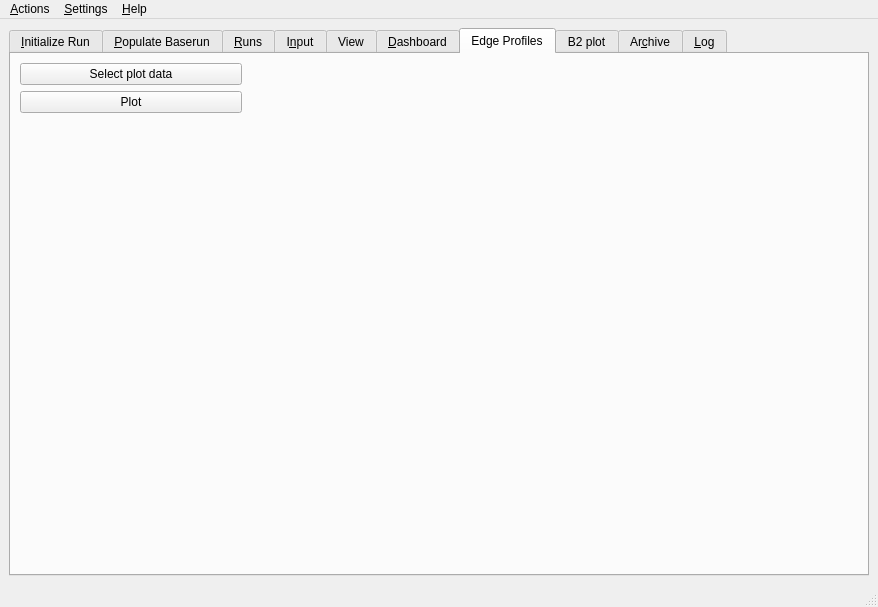
This is src/gui/solps.ui in LeCAD-PEG/SOLPS-GUI as Qt 5 draws it before an edit. The edited form follows.
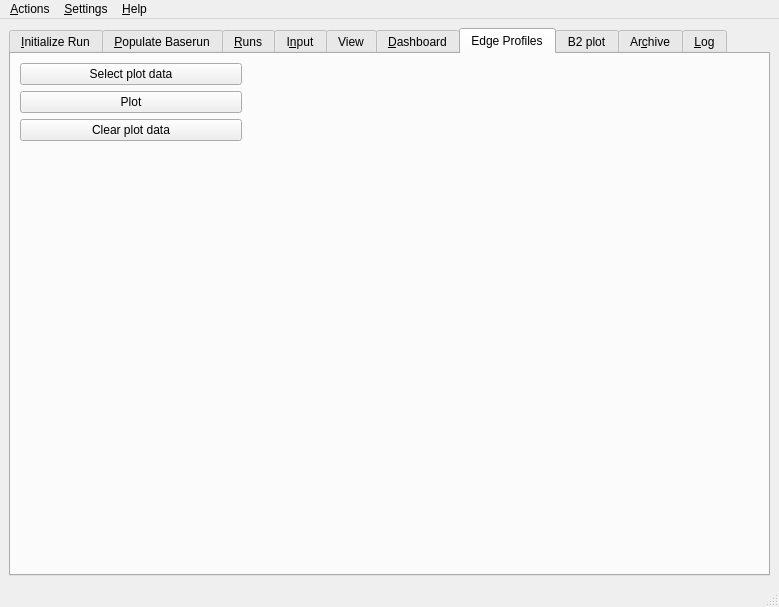
This is the edited form. The open tabs and pages were chosen to show the change. Custom widgets are drawn as their Qt base class.

Commit message: Remove prints

The edit to the form file:
```diff
--- a/src/gui/solps.ui
+++ b/src/gui/solps.ui
@@ -10,7 +10,7 @@
    <rect>
     <x>0</x>
     <y>0</y>
-    <width>878</width>
+    <width>779</width>
     <height>607</height>
    </rect>
   </property>
@@ -618,7 +618,7 @@
         <string>Edge Profiles</string>
        </attribute>
        <layout class="QGridLayout" name="gridLayout_16">
-        <item row="2" column="0">
+        <item row="3" column="0">
          <widget class="IMASDB" name="imasdb">
           <property name="maximumSize">
            <size>
@@ -674,14 +674,7 @@
           </property>
          </widget>
         </item>
-        <item row="1" column="0">
-         <widget class="QPushButton" name="pushButton_plot_edge_profiles">
-          <property name="text">
-           <string>Plot</string>
-          </property>
-         </widget>
-        </item>
-        <item row="0" column="1" rowspan="4">
+        <item row="0" column="1" rowspan="5">
          <widget class="EdgeProfiles" name="edgeprofiles">
           <property name="toolTip">
            <string>Draws various edge profiles from SOLPS</string>
@@ -697,6 +690,20 @@
           </property>
          </widget>
         </item>
+        <item row="1" column="0">
+         <widget class="QPushButton" name="pushButton_plot_edge_profiles">
+          <property name="text">
+           <string>Plot</string>
+          </property>
+         </widget>
+        </item>
+        <item row="2" column="0">
+         <widget class="QPushButton" name="pushButton_2">
+          <property name="text">
+           <string>Clear plot data</string>
+          </property>
+         </widget>
+        </item>
        </layout>
       </widget>
       <widget class="QWidget" name="tab_20">
@@ -927,7 +934,7 @@
     <rect>
      <x>0</x>
      <y>0</y>
-     <width>878</width>
+     <width>779</width>
      <height>19</height>
     </rect>
    </property>
```
Left out of the diff: 104 changed lines with no effect on the pictures. The commit also changes 1 other file.
